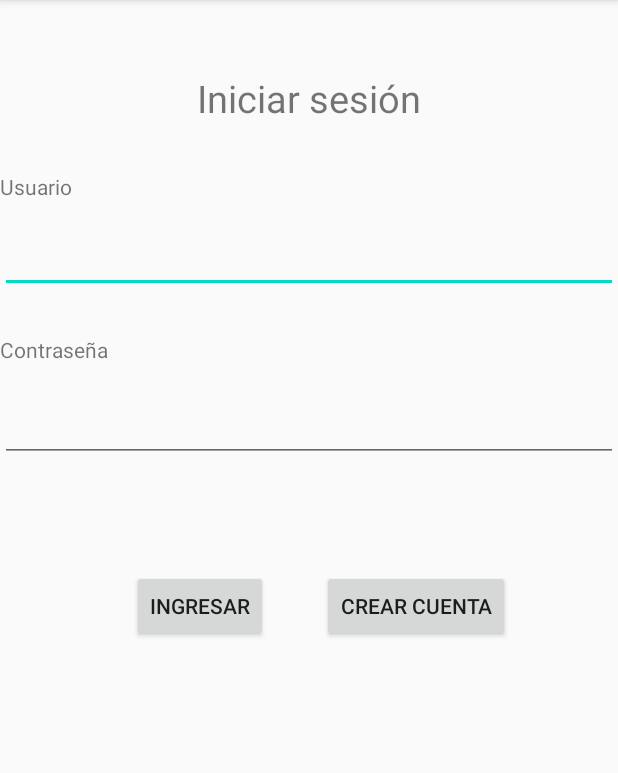
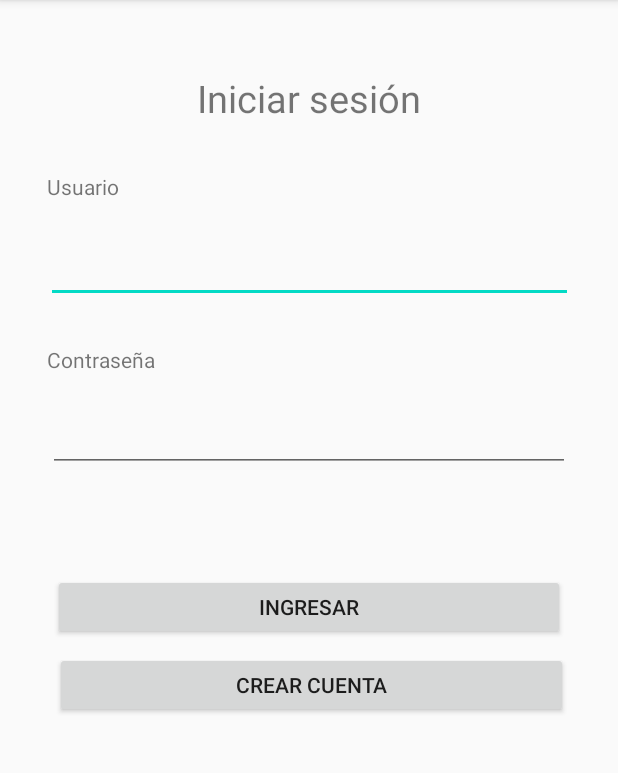
Before and after one commit to ManuelAngeles6359/CateringAleApp, an Android app: the fragment IniciarSesion shown on its own in the app's theme, on a phone screen of 412 x 824 dp, the part 84-857 px from its top. Run offline under Robolectric (Android 15) with nearby library versions, the phone set to English and light mode, and no system bars.

Commit message:
Modificación de diseño de actividad miPerfil

```diff
--- a/app/src/main/res/layout/iniciar_sesion_fragment.xml
+++ b/app/src/main/res/layout/iniciar_sesion_fragment.xml
@@ -8,61 +8,82 @@
 
     <TextView
         android:id="@+id/lblISUsuario"
-        android:layout_width="match_parent"
-        android:layout_height="wrap_content"
+        android:layout_width="125dp"
+        android:layout_height="28dp"
+        android:layout_marginStart="31dp"
+        android:layout_marginLeft="31dp"
         android:layout_marginTop="32dp"
         android:text="@string/lblISUsuario"
-        app:layout_constraintTop_toBottomOf="@+id/lblISTitulo"
-        tools:layout_editor_absoluteX="16dp" />
+        app:layout_constraintStart_toStartOf="parent"
+        app:layout_constraintTop_toBottomOf="@+id/lblISTitulo" />
 
     <EditText
         android:id="@+id/txtISUsuario"
-        android:layout_width="match_parent"
-        android:layout_height="wrap_content"
-        android:layout_marginTop="16dp"
+        android:layout_width="351dp"
+        android:layout_height="47dp"
+        android:layout_marginStart="31dp"
+        android:layout_marginLeft="31dp"
+        android:layout_marginTop="12dp"
+        android:layout_marginEnd="31dp"
+        android:layout_marginRight="31dp"
         android:ems="10"
         android:inputType="textPersonName"
-        app:layout_constraintTop_toBottomOf="@+id/lblISUsuario"
-        tools:layout_editor_absoluteX="0dp" />
+        app:layout_constraintEnd_toEndOf="parent"
+        app:layout_constraintStart_toStartOf="parent"
+        app:layout_constraintTop_toBottomOf="@+id/lblISUsuario" />
 
     <TextView
         android:id="@+id/lblISContraseña"
-        android:layout_width="match_parent"
+        android:layout_width="wrap_content"
         android:layout_height="wrap_content"
+        android:layout_marginStart="31dp"
+        android:layout_marginLeft="31dp"
         android:layout_marginTop="28dp"
         android:text="@string/lblISContraseña"
-        app:layout_constraintTop_toBottomOf="@+id/txtISUsuario"
-        tools:layout_editor_absoluteX="0dp" />
+        app:layout_constraintStart_toStartOf="parent"
+        app:layout_constraintTop_toBottomOf="@+id/txtISUsuario" />
 
     <EditText
         android:id="@+id/txtISContraseña"
-        android:layout_width="match_parent"
-        android:layout_height="wrap_content"
+        android:layout_width="348dp"
+        android:layout_height="45dp"
+        android:layout_marginStart="31dp"
+        android:layout_marginLeft="31dp"
         android:layout_marginTop="20dp"
+        android:layout_marginEnd="31dp"
+        android:layout_marginRight="31dp"
         android:ems="10"
         android:inputType="textPassword"
-        app:layout_constraintTop_toBottomOf="@+id/lblISContraseña"
-        tools:layout_editor_absoluteX="0dp" />
+        app:layout_constraintEnd_toEndOf="parent"
+        app:layout_constraintStart_toStartOf="parent"
+        app:layout_constraintTop_toBottomOf="@+id/lblISContraseña" />
 
     <Button
         android:id="@+id/btnISCrearCuenta"
-        android:layout_width="wrap_content"
-        android:layout_height="wrap_content"
-        android:layout_marginStart="36dp"
-        android:layout_marginLeft="36dp"
-        android:layout_marginTop="72dp"
+        android:layout_width="342dp"
+        android:layout_height="44dp"
+        android:layout_marginStart="31dp"
+        android:layout_marginLeft="31dp"
+        android:layout_marginTop="8dp"
+        android:layout_marginEnd="31dp"
+        android:layout_marginRight="31dp"
         android:text="@string/btnISCrearCuenta"
-        app:layout_constraintStart_toEndOf="@+id/btnISIngresar"
-        app:layout_constraintTop_toBottomOf="@+id/txtISContraseña" />
+        app:layout_constraintEnd_toEndOf="parent"
+        app:layout_constraintHorizontal_bias="0.714"
+        app:layout_constraintStart_toStartOf="parent"
+        app:layout_constraintTop_toBottomOf="@+id/btnISIngresar" />
 
     <Button
         android:id="@+id/btnISIngresar"
-        android:layout_width="wrap_content"
-        android:layout_height="wrap_content"
-        android:layout_marginStart="88dp"
-        android:layout_marginLeft="88dp"
-        android:layout_marginTop="72dp"
+        android:layout_width="341dp"
+        android:layout_height="44dp"
+        android:layout_marginStart="31dp"
+        android:layout_marginLeft="31dp"
+        android:layout_marginTop="68dp"
+        android:layout_marginEnd="31dp"
+        android:layout_marginRight="31dp"
         android:text="@string/btnISIngresar"
+        app:layout_constraintEnd_toEndOf="parent"
         app:layout_constraintStart_toStartOf="parent"
         app:layout_constraintTop_toBottomOf="@+id/txtISContraseña" />
 
@@ -77,4 +98,5 @@
         app:layout_constraintTop_toTopOf="parent"
         tools:layout_editor_absoluteX="0dp"
         android:gravity="center_horizontal" />
+
 </androidx.constraintlayout.widget.ConstraintLayout>
```
